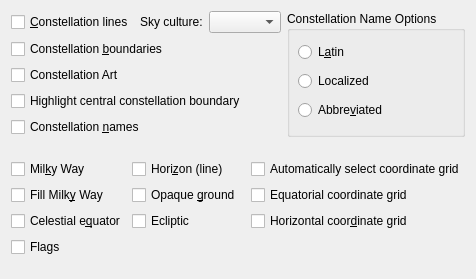
Before: the Qt Designer form kstars/options/opsguides.ui in KDE/kstars, drawn with Qt 5.
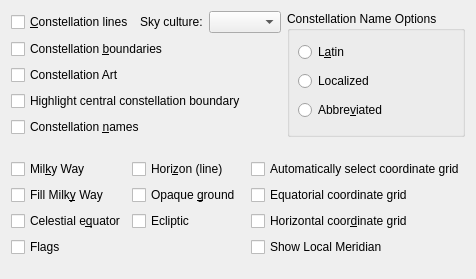
After: the same form once the commit is applied.

Commit message: Add support for local meridian solid line

Diff of the .ui file:
```diff
--- a/kstars/options/opsguides.ui
+++ b/kstars/options/opsguides.ui
@@ -355,6 +355,13 @@
        </attribute>
       </widget>
      </item>
+     <item row="6" column="2">
+      <widget class="QCheckBox" name="kcfg_ShowLocalMeridian">
+       <property name="text">
+        <string>Show Local Meridian</string>
+       </property>
+      </widget>
+     </item>
     </layout>
    </item>
    <item>
```
Left out of the diff: 2 changed lines with no effect on the pictures. The commit also changes 11 other files.
